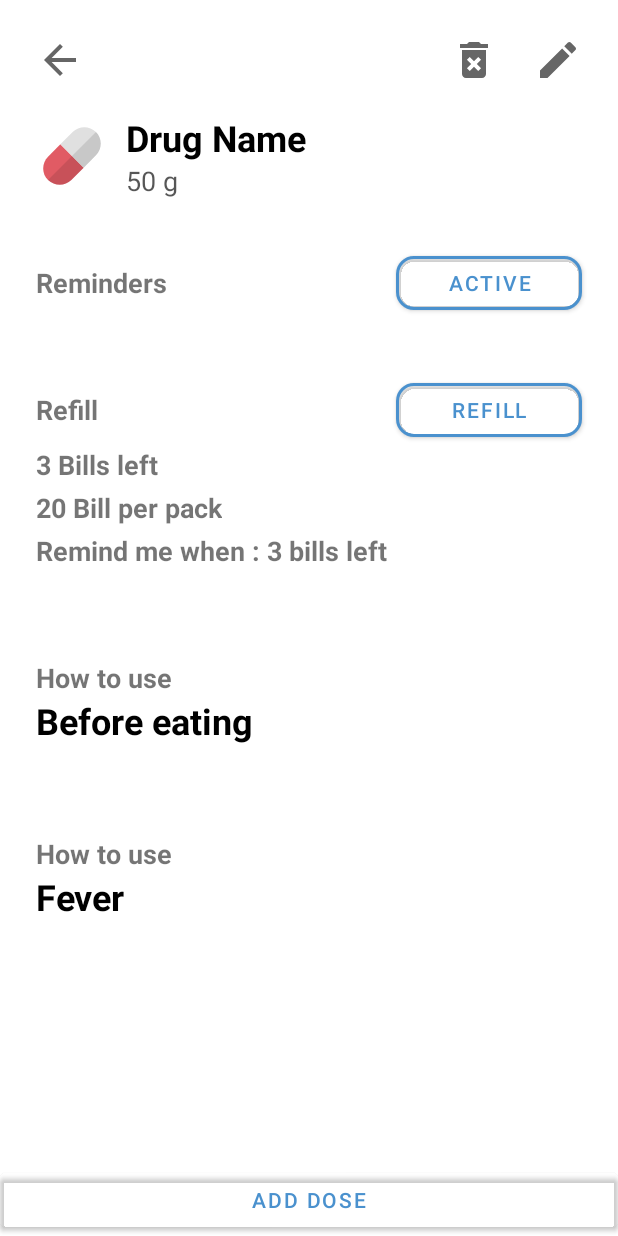
After one commit to mahmoudmorsy201/Aurora, an Android app: the layout acitivty_medication_details.xml on its own in the app's theme, with its tools: preview values and no code run, on a phone screen of 412 x 824 dp. The commit adds this screen. Run offline under Robolectric (Android 15) with nearby library versions, the phone set to English and light mode, and no system bars.

Commit message:
Medicine details activity with icons, Room database models,

```diff
--- a/Aurora/app/src/main/java/com/iti/aurora/model/Repository.java
+++ /dev/null
@@ -1,4 +0,0 @@
-package com.iti.aurora.model;
-
-public class Repository {
-}
--- /dev/null
+++ b/Aurora/app/src/main/java/com/iti/aurora/model/medicine/Dose.java
@@ -0,0 +1,45 @@
+package com.iti.aurora.model.medicine;
+
+import java.util.Date;
+
+public class Dose {
+
+    private Date timeToTake;
+    private Boolean isTaken;
+    private Date timeTaken;
+
+
+
+    public Dose() {
+    }
+
+    public Dose(Date timeToTake, Boolean isTaken, Date timeTaken) {
+        this.timeToTake = timeToTake;
+        this.isTaken = isTaken;
+        this.timeTaken = timeTaken;
+    }
+
+    public Date getTimeToTake() {
+        return timeToTake;
+    }
+
+    public void setTimeToTake(Date timeToTake) {
+        this.timeToTake = timeToTake;
+    }
+
+    public Boolean getTaken() {
+        return isTaken;
+    }
+
+    public void setTaken(Boolean taken) {
+        isTaken = taken;
+    }
+
+    public Date getTimeTaken() {
+        return timeTaken;
+    }
+
+    public void setTimeTaken(Date timeTaken) {
+        this.timeTaken = timeTaken;
+    }
+}
--- /dev/null
+++ b/Aurora/app/src/main/java/com/iti/aurora/model/medicine/Medicine.java
@@ -0,0 +1,23 @@
+package com.iti.aurora.model.medicine;
+
+import java.util.Date;
+import java.util.List;
+
+public class Medicine {
+
+    private Date startDate;
+    private Date endDate;
+
+    private String name;
+    private String iconPath;
+    private String instruction;
+    private String reasonOfTaking;
+    private List<Dose> doseList;
+    private Boolean isActive;
+    private int dosagesPerPack;
+    private int dosagesLeft;
+
+    private MedicineStrength strength;
+    private MedicineForm form;
+
+}
--- /dev/null
+++ b/Aurora/app/src/main/java/com/iti/aurora/model/medicine/MedicineForm.java
@@ -0,0 +1,11 @@
+package com.iti.aurora.model.medicine;
+
+public enum MedicineForm {
+    Pill,
+    Solution,
+    Injection,
+    Powder,
+    Drops,
+    Inhaler,
+    Other
+}
--- /dev/null
+++ b/Aurora/app/src/main/java/com/iti/aurora/model/medicine/MedicineStrength.java
@@ -0,0 +1,28 @@
+package com.iti.aurora.model.medicine;
+
+public class MedicineStrength {
+
+    private int numberOfUnits;
+    private StrengthUnit unit;
+
+    public MedicineStrength(int numberOfUnits, StrengthUnit unit) {
+        this.numberOfUnits = numberOfUnits;
+        this.unit = unit;
+    }
+
+    public int getNumberOfUnits() {
+        return numberOfUnits;
+    }
+
+    public void setNumberOfUnits(int numberOfUnits) {
+        this.numberOfUnits = numberOfUnits;
+    }
+
+    public StrengthUnit getUnit() {
+        return unit;
+    }
+
+    public void setUnit(StrengthUnit unit) {
+        this.unit = unit;
+    }
+}
--- /dev/null
+++ b/Aurora/app/src/main/java/com/iti/aurora/model/medicine/StrengthUnit.java
@@ -0,0 +1,16 @@
+package com.iti.aurora.model.medicine;
+
+public enum StrengthUnit {
+    g,
+    mg,
+    IU,
+    mcg,
+    mcg_ml,
+    mEq,
+    mL,
+    percentage,
+    mg_g,
+    mg_cm2,
+    mg_ml,
+    mcg_hr
+}
--- /dev/null
+++ b/Aurora/app/src/main/java/com/iti/aurora/model/repo/Repository.java
@@ -0,0 +1,4 @@
+package com.iti.aurora.model.repo;
+
+public class Repository {
+}
--- a/Aurora/app/src/main/java/com/iti/aurora/model/RepositoryInterface.java
+++ b/Aurora/app/src/main/java/com/iti/aurora/model/repo/RepositoryInterface.java
@@ -1,4 +1,4 @@
-package com.iti.aurora.model;
+package com.iti.aurora.model.repo;
 
 public interface RepositoryInterface {
 }
--- /dev/null
+++ b/Aurora/app/src/main/res/drawable/ic_baseline_arrow_back_24.xml
@@ -0,0 +1,10 @@
+<vector xmlns:android="http://schemas.android.com/apk/res/android"
+    android:width="24dp"
+    android:height="24dp"
+    android:viewportWidth="24"
+    android:viewportHeight="24"
+    android:tint="?attr/colorControlNormal">
+  <path
+      android:fillColor="@android:color/white"
+      android:pathData="M20,11H7.83l5.59,-5.59L12,4l-8,8 8,8 1.41,-1.41L7.83,13H20v-2z"/>
+</vector>
--- /dev/null
+++ b/Aurora/app/src/main/res/drawable/ic_baseline_delete_forever_24.xml
@@ -0,0 +1,10 @@
+<vector xmlns:android="http://schemas.android.com/apk/res/android"
+    android:width="24dp"
+    android:height="24dp"
+    android:viewportWidth="24"
+    android:viewportHeight="24"
+    android:tint="?attr/colorControlNormal">
+  <path
+      android:fillColor="@android:color/white"
+      android:pathData="M6,19c0,1.1 0.9,2 2,2h8c1.1,0 2,-0.9 2,-2L18,7L6,7v12zM8.46,11.88l1.41,-1.41L12,12.59l2.12,-2.12 1.41,1.41L13.41,14l2.12,2.12 -1.41,1.41L12,15.41l-2.12,2.12 -1.41,-1.41L10.59,14l-2.13,-2.12zM15.5,4l-1,-1h-5l-1,1L5,4v2h14L19,4z"/>
+</vector>
--- /dev/null
+++ b/Aurora/app/src/main/res/drawable/ic_baseline_edit_24.xml
@@ -0,0 +1,10 @@
+<vector xmlns:android="http://schemas.android.com/apk/res/android"
+    android:width="24dp"
+    android:height="24dp"
+    android:viewportWidth="24"
+    android:viewportHeight="24"
+    android:tint="?attr/colorControlNormal">
+  <path
+      android:fillColor="@android:color/white"
+      android:pathData="M3,17.25V21h3.75L17.81,9.94l-3.75,-3.75L3,17.25zM20.71,7.04c0.39,-0.39 0.39,-1.02 0,-1.41l-2.34,-2.34c-0.39,-0.39 -1.02,-0.39 -1.41,0l-1.83,1.83 3.75,3.75 1.83,-1.83z"/>
+</vector>
--- /dev/null
+++ b/Aurora/app/src/main/res/drawable/ic_drug.xml
@@ -0,0 +1,17 @@
+<vector xmlns:android="http://schemas.android.com/apk/res/android"
+    android:width="200dp"
+    android:height="200dp"
+    android:viewportWidth="100"
+    android:viewportHeight="100">
+  <path
+      android:pathData="M49.1,83.3c-8.9,8.9 -23.4,8.9 -32.4,0s-8.9,-23.4 0,-32.4l17.1,-17.1 32.4,32.4 -17.1,17.1z"
+      android:fillColor="#E15B64"/>
+  <path
+      android:pathData="M83.3,16.7c8.9,8.9 8.9,23.4 0,32.4L66.2,66.2 33.8,33.8l17.1,-17.1c8.9,-8.9 23.4,-8.9 32.4,0z"
+      android:fillColor="#E0E0E0"/>
+  <path
+      android:fillColor="#FF000000"
+      android:pathData="M83.3,49.1L66.2,66.2 49.1,83.3c-8.9,8.9 -23.4,8.9 -32.4,0l66.6,-66.6c8.9,9 8.9,23.5 0,32.4z"
+      android:strokeAlpha="0.11"
+      android:fillAlpha="0.11"/>
+</vector>
--- /dev/null
+++ b/Aurora/app/src/main/res/drawable/outlined_button.xml
@@ -0,0 +1,7 @@
+<shape xmlns:android="http://schemas.android.com/apk/res/android"
+    android:shape="rectangle">
+    <corners android:radius="24dp" />
+    <stroke
+        android:width="2px"
+        android:color="@color/primary_color" />
+</shape>
--- /dev/null
+++ b/Aurora/app/src/main/res/layout/acitivty_medication_details.xml
@@ -0,0 +1,216 @@
+<?xml version="1.0" encoding="utf-8"?>
+<androidx.constraintlayout.widget.ConstraintLayout xmlns:android="http://schemas.android.com/apk/res/android"
+    xmlns:app="http://schemas.android.com/apk/res-auto"
+    xmlns:tools="http://schemas.android.com/tools"
+    android:layout_width="match_parent"
+    android:layout_height="match_parent">
+
+    <ImageView
+        android:id="@+id/backImageView"
+        android:layout_width="32dp"
+        android:layout_height="32dp"
+        android:layout_margin="24dp"
+        android:src="@drawable/ic_baseline_arrow_back_24"
+        app:layout_constraintStart_toStartOf="parent"
+        app:layout_constraintTop_toTopOf="parent"
+        tools:ignore="ContentDescription" />
+
+    <ImageView
+        android:id="@+id/editImageView"
+        android:layout_width="32dp"
+        android:layout_height="32dp"
+        android:layout_margin="24dp"
+        android:src="@drawable/ic_baseline_edit_24"
+        app:layout_constraintEnd_toEndOf="parent"
+        app:layout_constraintTop_toTopOf="parent"
+        tools:ignore="ContentDescription" />
+
+    <ImageView
+        android:id="@+id/deleteImageView"
+        android:layout_width="32dp"
+        android:layout_height="32dp"
+        android:layout_marginEnd="24dp"
+        android:src="@drawable/ic_baseline_delete_forever_24"
+        app:layout_constraintBottom_toBottomOf="@id/editImageView"
+        app:layout_constraintEnd_toStartOf="@id/editImageView"
+        app:layout_constraintTop_toTopOf="@id/editImageView"
+        tools:ignore="ContentDescription" />
+
+    <ImageView
+        android:id="@+id/medicineImageView"
+        android:layout_width="48dp"
+        android:layout_height="48dp"
+        android:layout_margin="24dp"
+        android:src="@drawable/ic_drug"
+        app:layout_constraintStart_toStartOf="parent"
+        app:layout_constraintTop_toBottomOf="@id/backImageView"
+        tools:ignore="ContentDescription" />
+
+    <TextView
+        android:id="@+id/medicineNameTextView"
+        android:layout_width="wrap_content"
+        android:layout_height="wrap_content"
+        android:layout_marginStart="12dp"
+        android:text="@string/drug_name"
+        android:textColor="@color/black"
+        android:textSize="24sp"
+        android:textStyle="bold"
+        app:layout_constraintBottom_toTopOf="@id/medicineStrengthTextView"
+        app:layout_constraintStart_toEndOf="@id/medicineImageView"
+        app:layout_constraintTop_toTopOf="@id/medicineImageView" />
+
+    <TextView
+        android:id="@+id/medicineStrengthTextView"
+        android:layout_width="wrap_content"
+        android:layout_height="wrap_content"
+        android:text="50 g"
+        android:textColor="#A9000000"
+        android:textSize="18sp"
+        app:layout_constraintBottom_toBottomOf="@id/medicineImageView"
+        app:layout_constraintStart_toStartOf="@id/medicineNameTextView"
+        app:layout_constraintTop_toBottomOf="@id/medicineNameTextView" />
+
+
+    <TextView
+        android:id="@+id/remindersTextView"
+        android:layout_width="wrap_content"
+        android:layout_height="wrap_content"
+        android:layout_marginTop="48dp"
+        android:text="@string/reminders"
+        android:textSize="18sp"
+        android:textStyle="bold"
+        app:layout_constraintStart_toStartOf="@id/medicineImageView"
+        app:layout_constraintTop_toBottomOf="@id/medicineImageView" />
+
+    <com.google.android.material.button.MaterialButton
+        android:id="@+id/activeOrSuspendButton"
+        android:layout_width="124dp"
+        android:layout_height="wrap_content"
+        android:layout_marginEnd="24dp"
+        android:text="@string/active"
+        android:textColor="@color/primary_color"
+        app:backgroundTint="@android:color/transparent"
+        app:cornerRadius="12dp"
+        app:layout_constraintBottom_toBottomOf="@id/remindersTextView"
+        app:layout_constraintEnd_toEndOf="parent"
+        app:layout_constraintTop_toTopOf="@+id/remindersTextView"
+        app:rippleColor="#33AAAAAA"
+        app:strokeColor="@color/primary_color"
+        app:strokeWidth="2dp" />
+
+    <TextView
+        android:id="@+id/prescriptionRefillTextView"
+        android:layout_width="wrap_content"
+        android:layout_height="wrap_content"
+        android:layout_marginTop="60dp"
+        android:text="@string/refill"
+        android:textSize="18sp"
+        android:textStyle="bold"
+        app:layout_constraintStart_toStartOf="@id/medicineImageView"
+        app:layout_constraintTop_toBottomOf="@id/remindersTextView" />
+
+    <com.google.android.material.button.MaterialButton
+        android:id="@+id/refillButton"
+        android:layout_width="124dp"
+        android:layout_height="wrap_content"
+        android:layout_marginEnd="24dp"
+        android:text="@string/refill"
+        android:textColor="@color/primary_color"
+        app:backgroundTint="@android:color/transparent"
+        app:cornerRadius="12dp"
+        app:layout_constraintBottom_toBottomOf="@id/prescriptionRefillTextView"
+        app:layout_constraintEnd_toEndOf="parent"
+        app:layout_constraintTop_toTopOf="@+id/prescriptionRefillTextView"
+        app:rippleColor="#33AAAAAA"
+        app:strokeColor="@color/primary_color"
+        app:strokeWidth="2dp" />
+
+    <TextView
+        android:id="@+id/numberOfBillsLeftTextView"
+        android:layout_width="wrap_content"
+        android:layout_height="wrap_content"
+        android:layout_marginTop="12dp"
+        android:text="3 Bills left"
+        android:textSize="18sp"
+        android:textStyle="bold"
+        app:layout_constraintStart_toStartOf="@+id/medicineImageView"
+        app:layout_constraintTop_toBottomOf="@id/prescriptionRefillTextView" />
+
+    <TextView
+        android:id="@+id/numberOfBillsPerPackTextView"
+        android:layout_width="wrap_content"
+        android:layout_height="wrap_content"
+        android:layout_marginTop="4dp"
+        android:text="20 Bill per pack"
+        android:textSize="18sp"
+        android:textStyle="bold"
+        app:layout_constraintStart_toStartOf="@+id/medicineImageView"
+        app:layout_constraintTop_toBottomOf="@id/numberOfBillsLeftTextView" />
+
+    <TextView
+        android:id="@+id/remindMeWhenTextView"
+        android:layout_width="wrap_content"
+        android:layout_height="wrap_content"
+        android:layout_marginTop="4dp"
+        android:text="Remind me when : 3 bills left"
+        android:textSize="18sp"
+        android:textStyle="bold"
+        app:layout_constraintStart_toStartOf="@id/medicineImageView"
+        app:layout_constraintTop_toBottomOf="@id/numberOfBillsPerPackTextView" />
+
+    <TextView
+        android:id="@+id/howToUseTextView"
+        android:layout_width="wrap_content"
+        android:layout_height="wrap_content"
+        android:layout_marginTop="60dp"
+        android:text="@string/howToUse"
+        android:textSize="18sp"
+        android:textStyle="bold"
+        app:layout_constraintStart_toStartOf="@id/medicineImageView"
+        app:layout_constraintTop_toBottomOf="@id/remindMeWhenTextView" />
+
+    <TextView
+        android:id="@+id/instructionTextView"
+        android:layout_width="wrap_content"
+        android:layout_height="wrap_content"
+        android:text="@string/before_eating"
+        android:textColor="@color/black"
+        android:textSize="24sp"
+        android:textStyle="bold"
+        app:layout_constraintStart_toStartOf="@id/medicineImageView"
+        app:layout_constraintTop_toBottomOf="@id/howToUseTextView" />
+
+    <TextView
+        android:id="@+id/reasonOfTakingTextView"
+        android:layout_width="wrap_content"
+        android:layout_height="wrap_content"
+        android:layout_marginTop="60dp"
+        android:text="@string/howToUse"
+        android:textSize="18sp"
+        android:textStyle="bold"
+        app:layout_constraintStart_toStartOf="@id/medicineImageView"
+        app:layout_constraintTop_toBottomOf="@id/instructionTextView" />
+
+    <TextView
+        android:id="@+id/reasonOfTakingUserValueTextView"
+        android:layout_width="wrap_content"
+        android:layout_height="wrap_content"
+        android:text="Fever"
+        android:textColor="@color/black"
+        android:textSize="24sp"
+        android:textStyle="bold"
+        app:layout_constraintStart_toStartOf="@id/medicineImageView"
+        app:layout_constraintTop_toBottomOf="@id/reasonOfTakingTextView" />
+
+    <com.google.android.material.button.MaterialButton
+        android:id="@+id/addDoseButton"
+        android:layout_width="match_parent"
+        android:layout_height="wrap_content"
+
+        android:backgroundTint="@android:color/transparent"
+        android:text="@string/add_dose"
+        android:textColor="@color/primary_color"
+        app:layout_constraintBottom_toBottomOf="parent" />
+
+
+</androidx.constraintlayout.widget.ConstraintLayout>
--- a/Aurora/app/src/main/res/values/strings.xml
+++ b/Aurora/app/src/main/res/values/strings.xml
@@ -6,4 +6,13 @@
     <string name="sign_up">Sign up</string>
     <string name="verify">Verify</string>
     <string name="enter_code_from_message">enter code from message</string>
+    <string name="drug_name">Drug Name</string>
+    <string name="reminders">Reminders</string>
+    <string name="suspended">Suspended</string>
+    <string name="active">Active</string>
+    <string name="refill">Refill</string>
+    <string name="instructions">Instructions</string>
+    <string name="howToUse">How to use</string>
+    <string name="before_eating">Before eating</string>
+    <string name="add_dose">ADD DOSE</string>
 </resources>
```
Also changed, not shown: Aurora/app/build.gradle (+9 -3 lines), Aurora/app/src/main/java/com/iti/aurora/database/DAOUser.java (+12 -17 lines).
